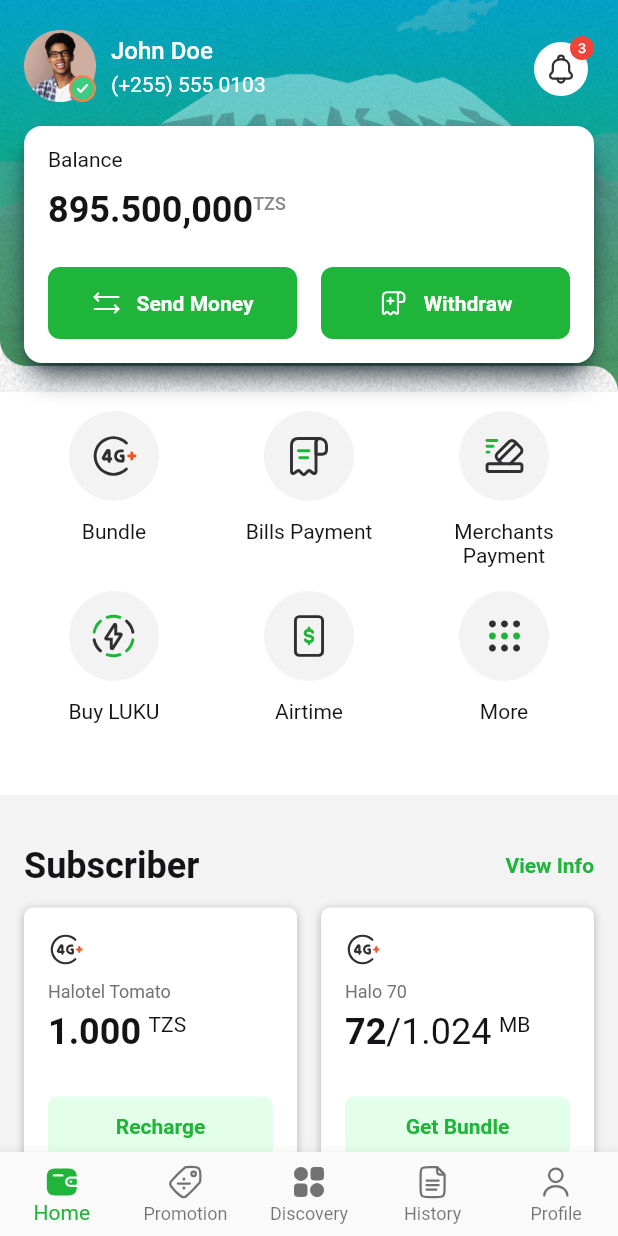
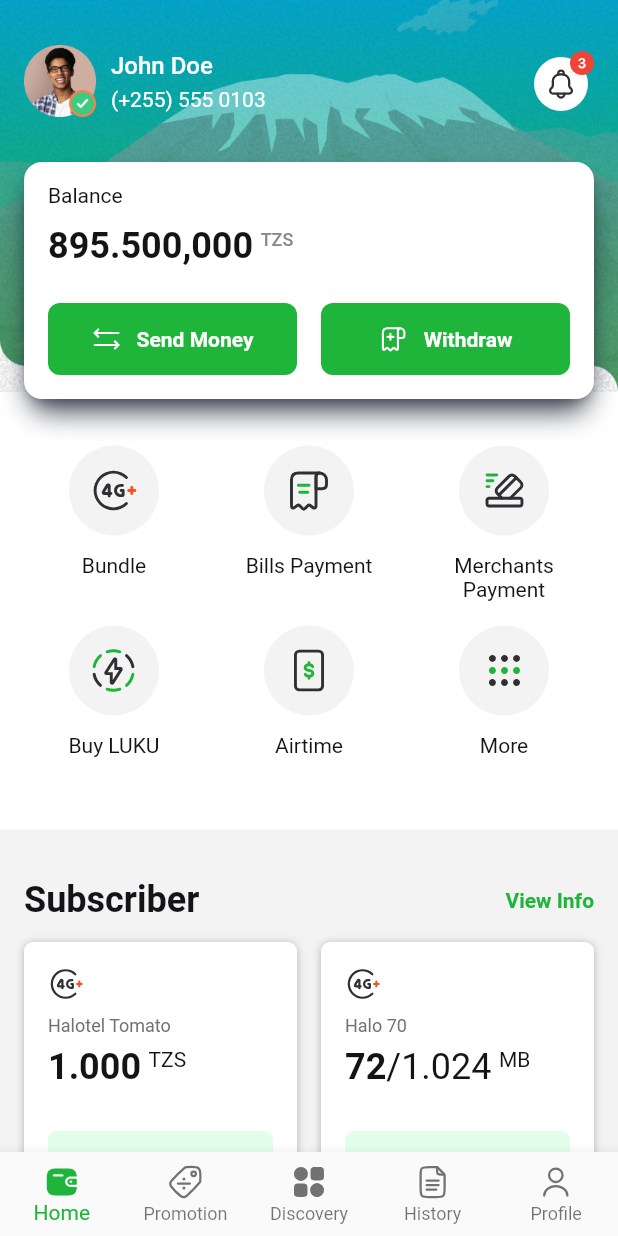
Before and after one commit to vumanhtu123/ui_app_bank, a Flutter app: the MainPage screen opened directly, on a phone screen of 412 x 824 dp. Run offline on Flutter 3.47's test engine with Material 2 defaults, Android fonts, the phone set to English and light mode, and no system bars; our stand-ins replace flutter_svg, lottie, skeletons.

Commit message:
refactor code

```diff
--- a/lib/main.dart
+++ b/lib/main.dart
@@ -1,7 +1,6 @@
 import 'package:flutter/material.dart';
 import 'package:flutter_superapp_tanzania/page/discovery/discovery_page.dart';
 import 'package:flutter_superapp_tanzania/page/home/home_page.dart';
-import 'package:flutter_superapp_tanzania/page/tranfer/transfer.page.dart';
 import 'package:flutter_svg/svg.dart';
 
 void main() {
@@ -18,7 +17,7 @@ class MyApp extends StatelessWidget {
       theme: ThemeData(
         primarySwatch: Colors.blue,
       ),
-      home: Transfer(),
+      home: const MainPage(),
     );
   }
 }
@@ -34,6 +33,9 @@ class _MainPageState extends State<MainPage> {
   int _currentIndex = 0;
 
   void _updateIndex(int value) {
+    if(value != 0 && value != 2) {
+      return;
+    }
     setState(() {
       _currentIndex = value;
     });
--- a/lib/page/home/components/card_balance_component.dart
+++ b/lib/page/home/components/card_balance_component.dart
@@ -45,6 +45,7 @@ class CardBalanceComponent extends StatelessWidget {
                 '895.500,000',
                 style: MTextStyle.grayH1,
               ),
+              const SizedBox(width: 5),
               Text(
                 'TZS',
                 style: TextStyle(
--- a/lib/page/home/components/subscriber_component.dart
+++ b/lib/page/home/components/subscriber_component.dart
@@ -2,14 +2,13 @@ import 'package:flutter/material.dart';
 import 'package:flutter_superapp_tanzania/common/mcolor.dart';
 import 'package:flutter_superapp_tanzania/common/mtext_styles.dart';
 import 'package:flutter_superapp_tanzania/page/home/home_page.dart';
-import 'package:flutter_superapp_tanzania/page/widget/icon_button.dart';
 import 'package:flutter_superapp_tanzania/page/widget/normal.button.dart';
 import 'package:flutter_svg/flutter_svg.dart';
 
 class SubscriberComponent extends StatelessWidget {
-  SubscriberComponent({super.key, required this.subscriberList});
+  const SubscriberComponent({super.key, required this.subscriberList});
 
-  List<SubscriberModel> subscriberList;
+  final List<SubscriberModel> subscriberList;
 
   @override
   Widget build(BuildContext context) {
@@ -59,9 +58,9 @@ class SubscriberComponent extends StatelessWidget {
 }
 
 class SubscriberItem extends StatelessWidget {
-  SubscriberItem({super.key, required this.subscriber});
+  const SubscriberItem({super.key, required this.subscriber});
 
-  SubscriberModel subscriber;
+  final SubscriberModel subscriber;
 
   @override
   Widget build(BuildContext context) {
@@ -83,13 +82,13 @@ class SubscriberItem extends StatelessWidget {
         crossAxisAlignment: CrossAxisAlignment.start,
         children: [
           SvgPicture.asset(
-            subscriber.svgAsset ?? '',
+            subscriber.svgAsset,
             width: 24,
             height: 24,
           ),
           const SizedBox(height: 10),
           Text(
-            subscriber.title ?? '',
+            subscriber.title,
             style: MTextStyle.gray600Normal,
           ),
           const SizedBox(height: 10),
@@ -97,7 +96,7 @@ class SubscriberItem extends StatelessWidget {
             crossAxisAlignment: CrossAxisAlignment.start,
             children: [
               Text(
-                subscriber.value ?? '',
+                subscriber.value,
                 style: MTextStyle.grayH1,
               ),
               if(subscriber.value2 != null)...[
@@ -108,7 +107,7 @@ class SubscriberItem extends StatelessWidget {
               ],
               const SizedBox(width: 5),
               Text(
-                subscriber.unit ?? '',
+                subscriber.unit,
                 style: MTextStyle.grayNormal,
               ),
             ],
@@ -130,9 +129,9 @@ class SubscriberItem extends StatelessWidget {
 }
 
 class SubscriberItem3 extends StatelessWidget {
-  SubscriberItem3({super.key, required this.subscriber});
+  const SubscriberItem3({super.key, required this.subscriber});
 
-  SubscriberModel subscriber;
+  final SubscriberModel subscriber;
 
   @override
   Widget build(BuildContext context) {
@@ -143,13 +142,13 @@ class SubscriberItem3 extends StatelessWidget {
         crossAxisAlignment: CrossAxisAlignment.start,
         children: [
           SvgPicture.asset(
-            subscriber.svgAsset ?? '',
+            subscriber.svgAsset,
             width: 24,
             height: 24,
           ),
           const SizedBox(height: 10),
           Text(
-            subscriber.title ?? '',
+            subscriber.title,
             style: MTextStyle.gray600Normal,
           ),
           const Spacer(),
@@ -157,7 +156,7 @@ class SubscriberItem3 extends StatelessWidget {
             crossAxisAlignment: CrossAxisAlignment.start,
             children: [
               Text(
-                subscriber.value ?? '',
+                subscriber.value,
                 style: MTextStyle.grayH1,
               ),
               if(subscriber.value2 != null)...[
@@ -168,7 +167,7 @@ class SubscriberItem3 extends StatelessWidget {
               ],
               const SizedBox(width: 5),
               Text(
-                subscriber.unit ?? '',
+                subscriber.unit,
                 style: MTextStyle.grayNormal,
               ),
             ],
--- a/lib/page/home/home_page.dart
+++ b/lib/page/home/home_page.dart
@@ -98,12 +98,16 @@ class _HomePageState extends State<HomePage> {
                 SizedBox(
                   height: MediaQuery.of(context).padding.top,
                 ),
-                const SizedBox(height: 20),
+                const SizedBox(height: 30),
                 const AccountTopBar(),
+                const SizedBox(height: 30),
                 const Padding(
-                  padding: EdgeInsets.all(16.0),
+                  padding: EdgeInsets.symmetric(
+                    horizontal: 16,
+                  ),
                   child: CardBalanceComponent(),
                 ),
+                const SizedBox(height: 15),
                 GridComponent(homeGridList: homeGridList),
                 SubscriberComponent(subscriberList: subscriberList),
                 PromotionsComponent(promotionList: promotionList)
```
Also changed, not shown: lib/page/discovery/discovery_page.dart (+4 -3 lines), 1 other file.
